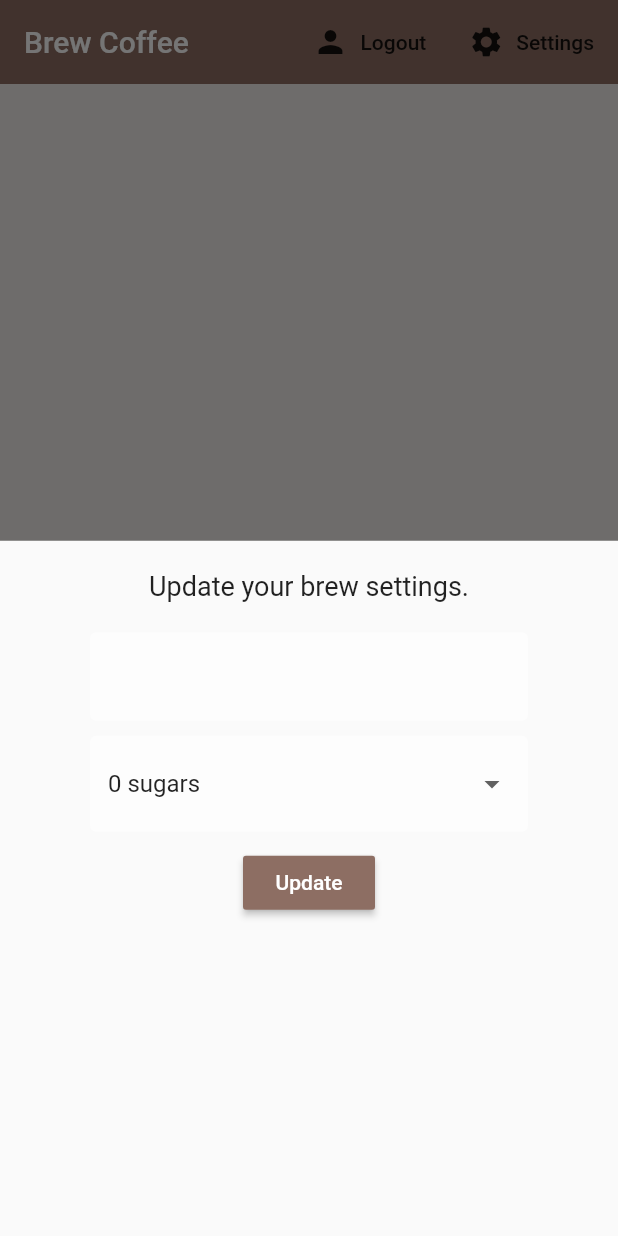
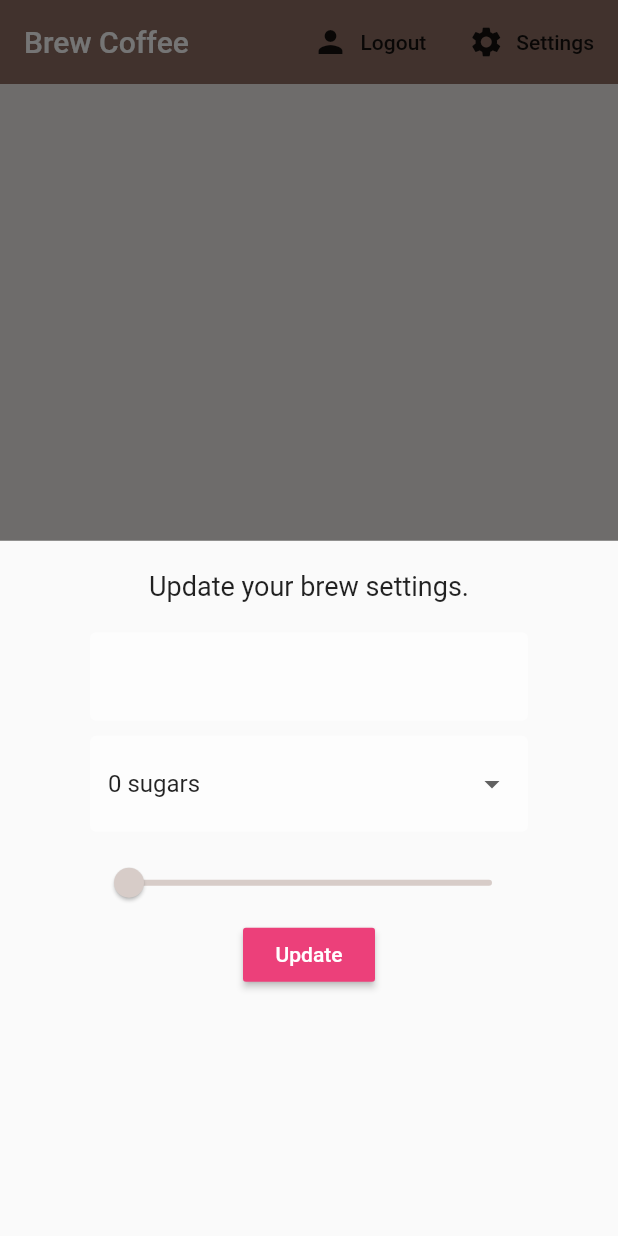
Before and after one commit to sagar-siwakoti/brew_app, a Flutter app: the screen it shows once a user with an empty profile is signed in, after a tap on "Settings", on a phone screen of 412 x 824 dp. Run offline on Flutter 3.47's test engine with Material 2 defaults, Android fonts, the phone set to English and light mode, and no system bars; our stand-ins replace cloud_firestore, firebase_auth, flutter_spinkit; accounts and stored records are empty.

Commit message:
-styles updated

```diff
--- a/lib/screens/home/settings_form.dart
+++ b/lib/screens/home/settings_form.dart
@@ -1,6 +1,5 @@
 import 'package:flutter/material.dart';
 import 'package:brew_coffee/shared/constant.dart';
-
 
 class SettingsForm extends StatefulWidget {
   @override
@@ -47,8 +46,17 @@ class _SettingsFormState extends State<SettingsForm> {
             onChanged: (val) => setState(() => _currentSugars = val ),
           ),
           SizedBox(height: 10.0),
+          Slider(
+            value: (_currentStrength ?? 100).toDouble(),
+            activeColor: Colors.brown[_currentStrength ?? 100],
+            inactiveColor: Colors.brown[_currentStrength ?? 100],
+            min: 100.0,
+            max: 900.0,
+            divisions: 8,
+            onChanged: (val) => setState(() => _currentStrength = val.round()),
+          ),
           RaisedButton(
-              color: Colors.brown[400],
+              color: Colors.pink[400],
               child: Text(
                 'Update',
                 style: TextStyle(color: Colors.white),
```
